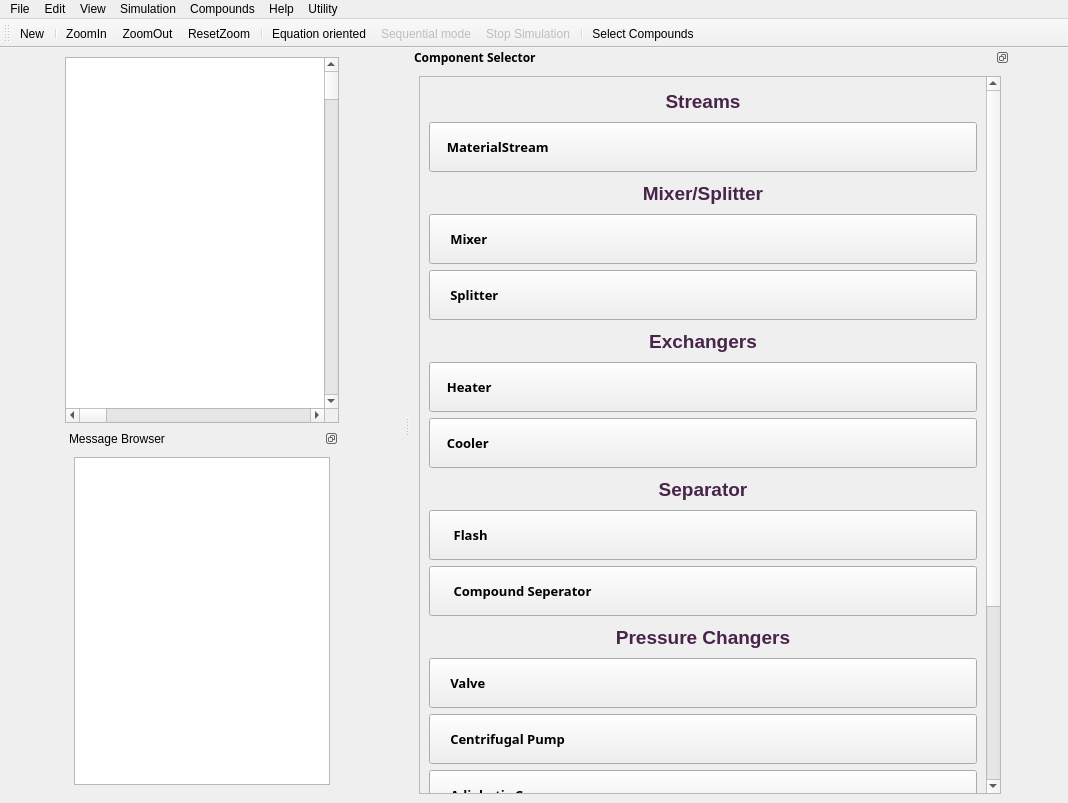
This is src/main/ui/utils/main.ui in FOSSEE/Chemical-Simulator-GUI as Qt 5 draws it before an edit. The edited form follows.
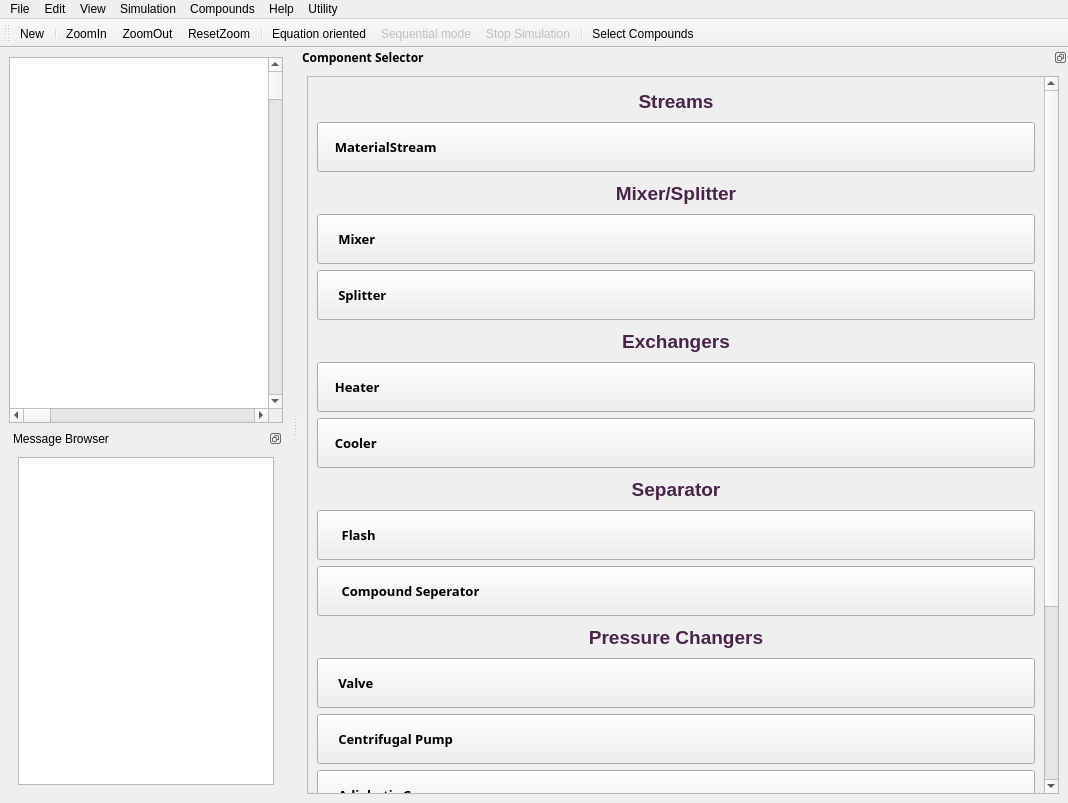
This is the edited form. Icons and pictures are not drawn.

Patch:
```diff
--- a/src/main/ui/utils/main.ui
+++ b/src/main/ui/utils/main.ui
@@ -236,7 +236,7 @@
    </property>
    <property name="maximumSize">
     <size>
-     <width>600</width>
+     <width>524287</width>
      <height>524287</height>
     </size>
    </property>
```
